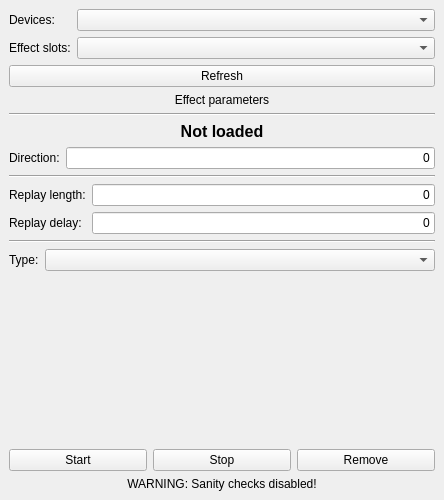
Old version of the form mainwindow.ui in the repository MadCatX/FFBChecker.
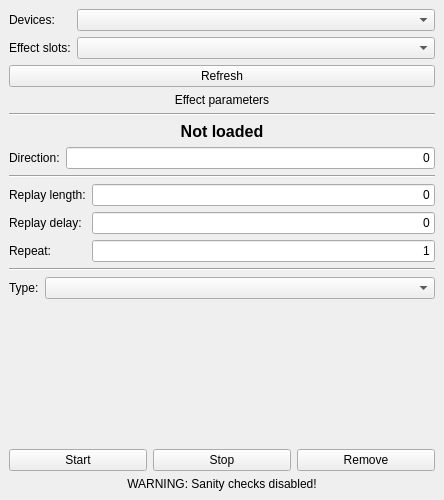
New version of the form.

Commit message: Add "Repeat" field.

```diff
--- a/mainwindow.ui
+++ b/mainwindow.ui
@@ -157,6 +157,23 @@
         </property>
        </widget>
       </item>
+      <item row="2" column="0">
+       <widget class="QLabel" name="ql_repeat">
+        <property name="text">
+         <string>Repeat:</string>
+        </property>
+       </widget>
+      </item>
+      <item row="2" column="1">
+       <widget class="QLineEdit" name="qle_repeat">
+        <property name="text">
+         <string>1</string>
+        </property>
+        <property name="alignment">
+         <set>Qt::AlignRight|Qt::AlignTrailing|Qt::AlignVCenter</set>
+        </property>
+       </widget>
+      </item>
      </layout>
     </item>
     <item>
```
The commit also changes 5 other files.
